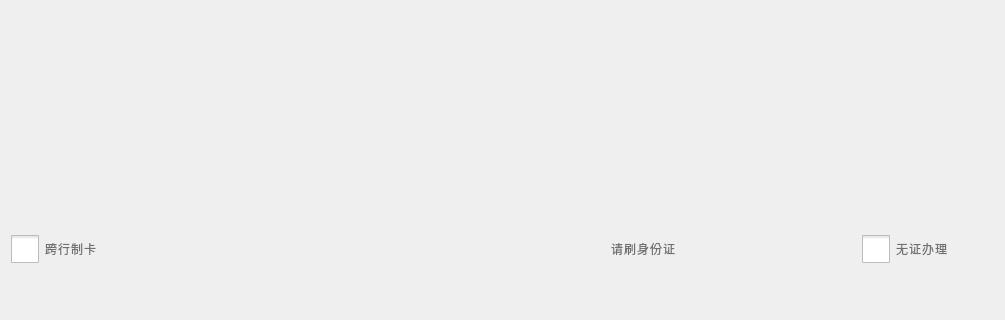
Before: the Qt Designer form SSCard_System/uc_readidcard.ui in leithergit/SSCard_System, drawn with Qt 5; both pictures show x 0 to 1005 and y 282 to 602 of the 1119 by 602 pixel window.
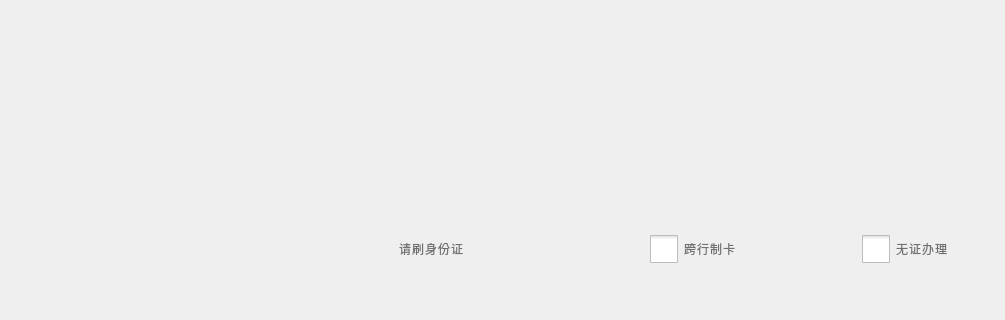
After: the same form once the commit is applied.

Commit message: 1.修复由于新增支持自选证件类型导致的bug 2.制卡流程强制启用授权

```diff
--- a/SSCard_System/uc_readidcard.ui
+++ b/SSCard_System/uc_readidcard.ui
@@ -94,30 +94,6 @@
    </item>
    <item>
     <layout class="QHBoxLayout" name="horizontalLayout">
-     <item>
-      <widget class="QCheckBox" name="checkBox_SwitchBank">
-       <property name="minimumSize">
-        <size>
-         <width>206</width>
-         <height>60</height>
-        </size>
-       </property>
-       <property name="styleSheet">
-        <string notr="true">QCheckBox::indicator {width: 28px;height: 28px;}
-QCheckBox{
-font-weight: normal;
-line-height: 49px;
-letter-spacing: 1px;
-color: #707070;
-font:42px &quot;思源黑体 CN Medium&quot;;
-border-radius: 24px;
-}</string>
-       </property>
-       <property name="text">
-        <string>跨行制卡</string>
-       </property>
-      </widget>
-     </item>
      <item>
       <spacer name="horizontalSpacer_6">
        <property name="orientation">
@@ -171,6 +147,30 @@
        </property>
       </spacer>
      </item>
+     <item>
+      <widget class="QCheckBox" name="checkBox_SwitchBank">
+       <property name="minimumSize">
+        <size>
+         <width>206</width>
+         <height>60</height>
+        </size>
+       </property>
+       <property name="styleSheet">
+        <string notr="true">QCheckBox::indicator {width: 28px;height: 28px;}
+QCheckBox{
+font-weight: normal;
+line-height: 49px;
+letter-spacing: 1px;
+color: #707070;
+font:42px &quot;思源黑体 CN Medium&quot;;
+border-radius: 24px;
+}</string>
+       </property>
+       <property name="text">
+        <string>跨行制卡</string>
+       </property>
+      </widget>
+     </item>
      <item>
       <widget class="QCheckBox" name="checkBox_WithoutIDCard">
        <property name="minimumSize">
```
The commit also changes 29 other files.
